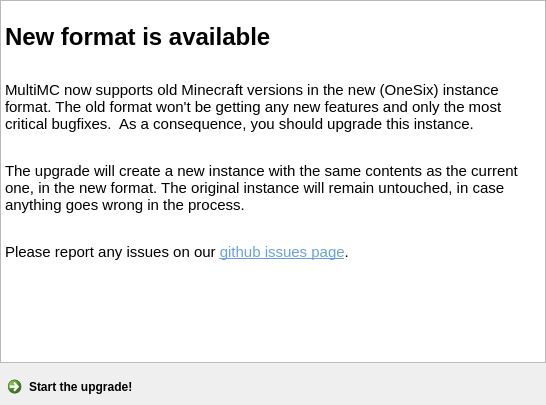
The window that gui/pages/LegacyUpgradePage.ui (FreesmTeam/FreesmLauncher) describes before a commit, drawn with Qt 5.
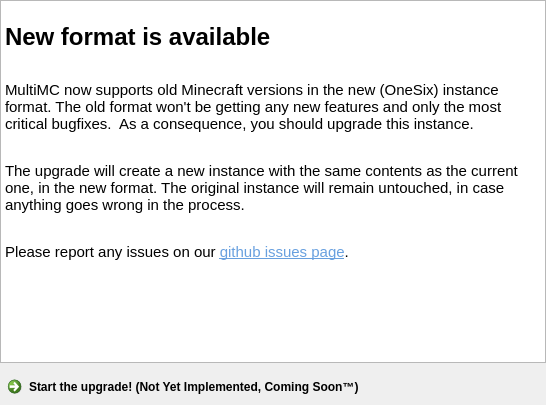
The same window after the commit. Icons and pictures are not drawn.

```diff
--- a/gui/pages/LegacyUpgradePage.ui
+++ b/gui/pages/LegacyUpgradePage.ui
@@ -47,7 +47,7 @@
    <item>
     <widget class="QCommandLinkButton" name="upgradeButton">
      <property name="text">
-      <string>Start the upgrade!</string>
+      <string>Start the upgrade! (Not Yet Implemented, Coming Soon™)</string>
      </property>
     </widget>
    </item>
```
